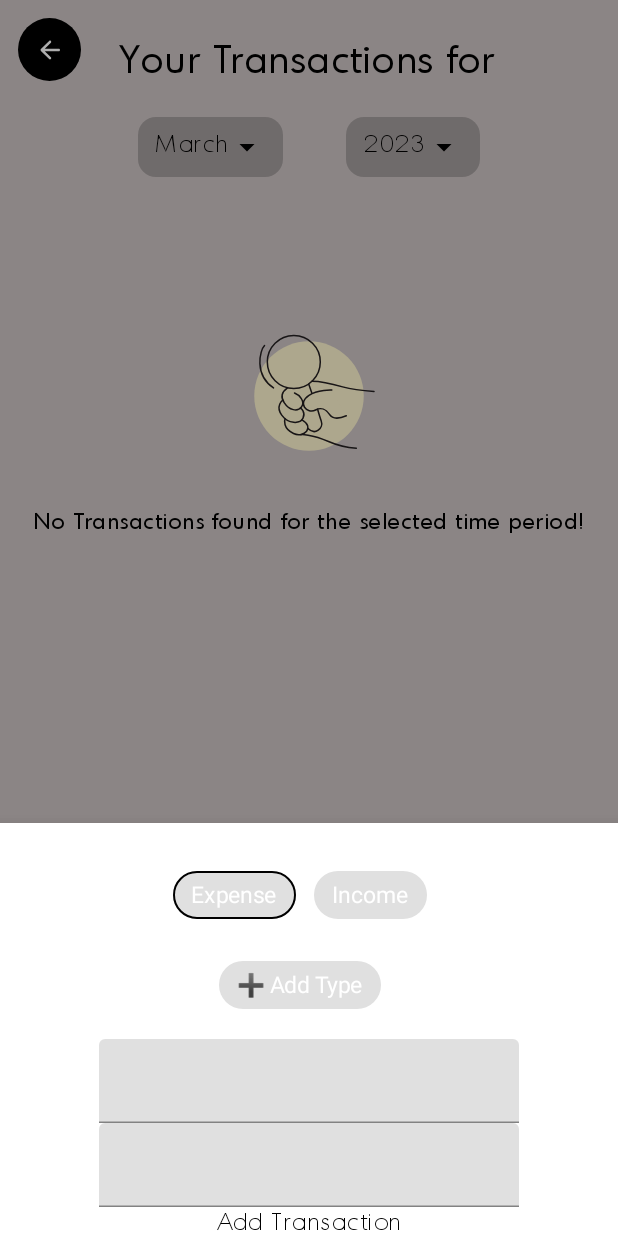
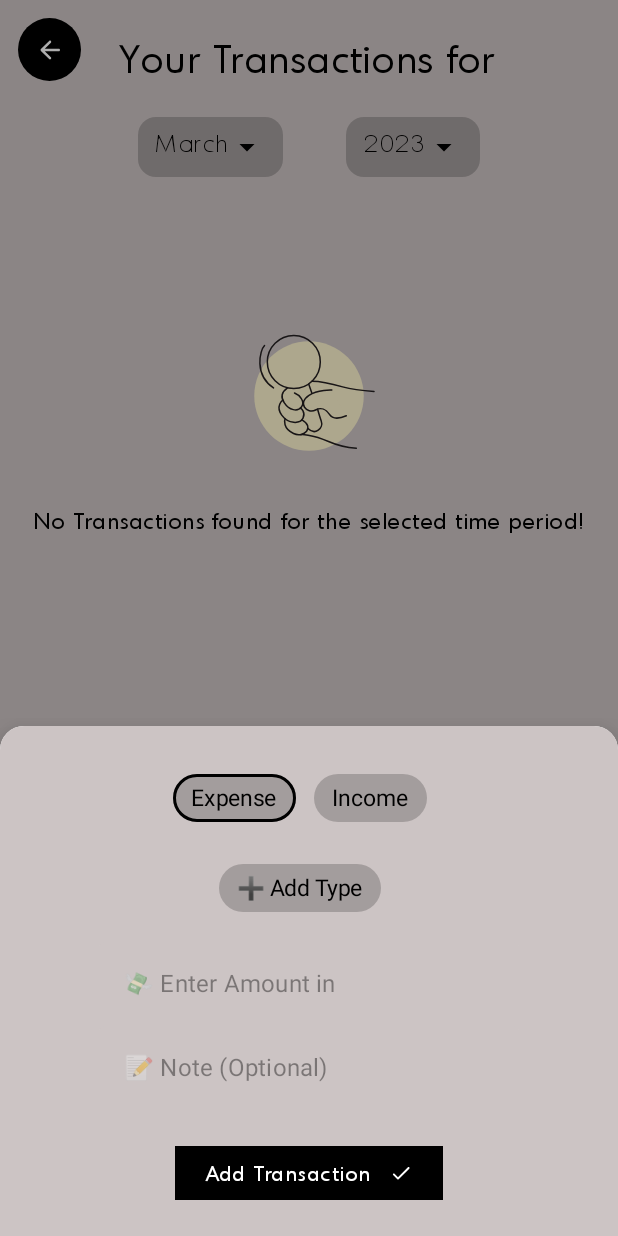
Before and after one commit to zedlabs/ExpenseTracker, an Android app built with Jetpack Compose: the TransactionListFragment screen opened through its navigation route, after a tap on "Expense", on a phone screen of 412 x 824 dp. Run offline under Robolectric (Android 15) with nearby library versions, the phone set to English and light mode, and no system bars; our stand-ins replace Dagger/Hilt's generated code, Room's generated code, navigation-ui; libraries missing offline, so code that uses them is left out: com.android.billingclient; 2 statements that could not run were skipped; 2 other taps on this screen came first.

Commit message:
fix bottom sheet Ui

```diff
--- a/app/src/main/java/ml/zedlabs/tbd/ui/transaction/TransactionListFragment.kt
+++ b/app/src/main/java/ml/zedlabs/tbd/ui/transaction/TransactionListFragment.kt
@@ -30,6 +30,7 @@ import androidx.compose.material.AlertDialog
 import androidx.compose.material.Button
 import androidx.compose.material.ButtonDefaults
 import androidx.compose.material.Chip
+import androidx.compose.material.ChipDefaults
 import androidx.compose.material.ExperimentalMaterialApi
 import androidx.compose.material.Icon
 import androidx.compose.material.MaterialTheme
@@ -37,10 +38,12 @@ import androidx.compose.material.ModalBottomSheetLayout
 import androidx.compose.material.ModalBottomSheetState
 import androidx.compose.material.ModalBottomSheetValue
 import androidx.compose.material.TextField
+import androidx.compose.material.TextFieldColors
+import androidx.compose.material.TextFieldDefaults
 import androidx.compose.material.icons.Icons
 import androidx.compose.material.icons.rounded.Add
 import androidx.compose.material.icons.rounded.ArrowBack
-import androidx.compose.material.icons.rounded.ArrowDropDown
+import androidx.compose.material.icons.rounded.Check
 import androidx.compose.material.icons.sharp.ArrowDropDown
 import androidx.compose.material.rememberModalBottomSheetState
 import androidx.compose.runtime.Composable
@@ -58,7 +61,6 @@ import androidx.compose.ui.Alignment.Companion.CenterHorizontally
 import androidx.compose.ui.Modifier
 import androidx.compose.ui.draw.clip
 import androidx.compose.ui.graphics.Color
-import androidx.compose.ui.graphics.Shape
 import androidx.compose.ui.platform.ComposeView
 import androidx.compose.ui.platform.LocalContext
 import androidx.compose.ui.res.painterResource
@@ -127,6 +129,7 @@ class TransactionListFragment : Fragment() {
         val currency by onbViewModel.localCurrency.collectAsState()
 
         ModalBottomSheetLayout(
+            sheetShape = RoundedCornerShape(topStart = 16.dp, topEnd = 16.dp),
             sheetState = bottomState,
             sheetContent = {
                 AddTransactionBottomSheet(state = bottomState)
@@ -156,7 +159,7 @@ class TransactionListFragment : Fragment() {
                                         item.note,
                                         item.expenseType,
                                         item.type,
-                                        item.amount.toString()
+                                        item.amount
                                     )
                                     //show bottom sheet
                                     scope.launch {
@@ -489,6 +492,7 @@ class TransactionListFragment : Fragment() {
         }
     }
 
+
     //sub type chip list should be sorted by popularity
     @Composable
     private fun AddTransactionBottomSheet(mod: Modifier = Modifier, state: ModalBottomSheetState) {
@@ -502,6 +506,7 @@ class TransactionListFragment : Fragment() {
         val currentItem = viewModel.currentTransactionSelection.collectAsState()
         val transactionSubTypeList = viewModel.transactionTypeList.collectAsState()
         val ctx = LocalContext.current
+        val currency by onbViewModel.localCurrency.collectAsState()
 
         LaunchedEffect(Unit) {
             viewModel.getUsersTransactionTypes()
@@ -512,7 +517,8 @@ class TransactionListFragment : Fragment() {
         ) {
             Column(
                 modifier = mod
-                    .fillMaxWidth(),
+                    .fillMaxWidth()
+                    .background(color = MaterialTheme.colors.secondary),
                 horizontalAlignment = CenterHorizontally
             ) {
                 Spacer24()
@@ -524,17 +530,21 @@ class TransactionListFragment : Fragment() {
                     chips = transactionSubTypeList.value.data.orEmpty(),
                 )
                 Spacer12()
-                TextField(value = viewModel.note,
-                    onValueChange = {
-                        viewModel.note = it
-                    }
-                )
                 TextField(
                     value = viewModel.amount,
                     keyboardOptions = KeyboardOptions(
                         imeAction = ImeAction.Done,
                         keyboardType = KeyboardType.Number
                     ),
+                    placeholder = {
+                        PrimaryText(
+                            text = "💸 Enter Amount in ${currency.data.orEmpty()}",
+                            color = MaterialTheme.colors.onSecondary.copy(alpha = 0.4f),
+                            fontSize = 16.sp,
+                            align = TextAlign.Center
+                        )
+                    },
+                    singleLine = true,
                     onValueChange = {
                         try {
                             viewModel.amount = it
@@ -542,11 +552,44 @@ class TransactionListFragment : Fragment() {
                             ctx.showToast("Unable to parse as double")
                         }
 
-                    }
+                    },
+                    colors = TextFieldDefaults.textFieldColors(
+                        textColor = MaterialTheme.colors.onSecondary,
+                        cursorColor = MaterialTheme.colors.onSecondary,
+                        backgroundColor = MaterialTheme.colors.secondary,
+                        focusedIndicatorColor = Color.Transparent,
+                        unfocusedIndicatorColor = Color.Transparent,
+                        disabledIndicatorColor = Color.Transparent
+                    )
                 )
-                MediumText(text = "Add Transaction",
-                    color = MaterialTheme.colors.onSecondary,
-                    modifier = mod
+                TextField(
+                    value = viewModel.note,
+                    onValueChange = {
+                        viewModel.note = it
+                    },
+                    colors = TextFieldDefaults.textFieldColors(
+                        textColor = MaterialTheme.colors.onSecondary,
+                        cursorColor = MaterialTheme.colors.onSecondary,
+                        backgroundColor = MaterialTheme.colors.secondary,
+                        focusedIndicatorColor = Color.Transparent,
+                        unfocusedIndicatorColor = Color.Transparent,
+                        disabledIndicatorColor = Color.Transparent
+                    ),
+                    placeholder = {
+                        PrimaryText(
+                            text = "📝 Note (Optional)",
+                            color = MaterialTheme.colors.onSecondary.copy(alpha = 0.4f),
+                            fontSize = 16.sp,
+                            align = TextAlign.Center
+                        )
+                    },
+                )
+                Spacer24()
+
+                Row(
+                    modifier = Modifier
+                        .background(MaterialTheme.colors.onSecondary)
+                        .padding(horizontal = 20.dp, vertical = 10.dp)
                         .clickable {
                             when (currentItem.value) {
                                 CurrentItemState.DoesNotExist -> {
@@ -559,7 +602,9 @@ class TransactionListFragment : Fragment() {
                                             note = viewModel.note,
                                             type = viewModel.transactionSubType.value,
                                             amount = viewModel.amount,
-                                            date = viewModel.getFormattedIntegerDateFromTimeStamp(ts)
+                                            date = viewModel.getFormattedIntegerDateFromTimeStamp(
+                                                ts
+                                            )
                                         )
                                     )
                                 }
@@ -593,7 +638,23 @@ class TransactionListFragment : Fragment() {
                                 CurrentItemState.Loading -> Unit
                             }
                         }
-                )
+                ) {
+                    MediumText(
+                        text = "Add Transaction",
+                        color = MaterialTheme.colors.primary,
+                        fontSize = 14.sp,
+                        fontWeight = FontWeight.Medium
+                    )
+                    HSpacer12()
+                    Icon(
+                        imageVector = Icons.Rounded.Check,
+                        tint = MaterialTheme.colors.primary,
+                        modifier = Modifier
+                            .size(16.dp),
+                        contentDescription = "create new transaction"
+                    )
+                }
+                Spacer24()
             }
         } else {
             Spacer24()
@@ -606,20 +667,21 @@ class TransactionListFragment : Fragment() {
         LazyRow {
             items(chips) { currentItem ->
                 Chip(
+                    colors = ChipDefaults.chipColors(
+                        backgroundColor = MaterialTheme.colors.onSecondary.copy(
+                            alpha = 0.2f
+                        )
+                    ),
                     onClick = {
                         viewModel.transactionType.value = currentItem
                     },
                     border = if (viewModel.transactionType.value == currentItem) {
-                        BorderStroke(width = 1.dp, color = MaterialTheme.colors.onBackground)
+                        BorderStroke(width = 2.dp, color = MaterialTheme.colors.onBackground)
                     } else {
                         null
                     }
                 ) {
-                    if (viewModel.transactionType.value == currentItem) {
-                        PrimaryText(text = currentItem)
-                    } else {
-                        SecondaryText(text = currentItem)
-                    }
+                    PrimaryText(text = currentItem, color = MaterialTheme.colors.onSecondary)
                 }
                 HSpacer12()
             }
@@ -634,30 +696,36 @@ class TransactionListFragment : Fragment() {
         LazyRow {
             items(chips) { currentItem ->
                 Chip(
+                    colors = ChipDefaults.chipColors(
+                        backgroundColor = MaterialTheme.colors.onSecondary.copy(
+                            alpha = 0.2f
+                        )
+                    ),
                     onClick = {
                         viewModel.transactionSubType.value = currentItem.type
                     },
                     border = if (viewModel.transactionSubType.value == currentItem.type) {
-                        BorderStroke(width = 1.dp, color = MaterialTheme.colors.onBackground)
+                        BorderStroke(width = 2.dp, color = MaterialTheme.colors.onBackground)
                     } else {
                         null
                     }
                 ) {
-                    if (viewModel.transactionSubType.value == currentItem.type) {
-                        PrimaryText(text = currentItem.type)
-                    } else {
-                        SecondaryText(text = currentItem.type)
-                    }
+                    PrimaryText(text = currentItem.type, color = MaterialTheme.colors.onSecondary)
                 }
                 HSpacer12()
             }
             item {
                 Chip(
+                    colors = ChipDefaults.chipColors(
+                        backgroundColor = MaterialTheme.colors.onSecondary.copy(
+                            alpha = 0.2f
+                        )
+                    ),
                     onClick = {
                         viewModel.addTypeDialogState.value = true
                     }
                 ) {
-                    PrimaryText(text = "➕ Add Type")
+                    PrimaryText(text = "➕ Add Type", color = MaterialTheme.colors.onSecondary)
                 }
                 HSpacer12()
             }
```
